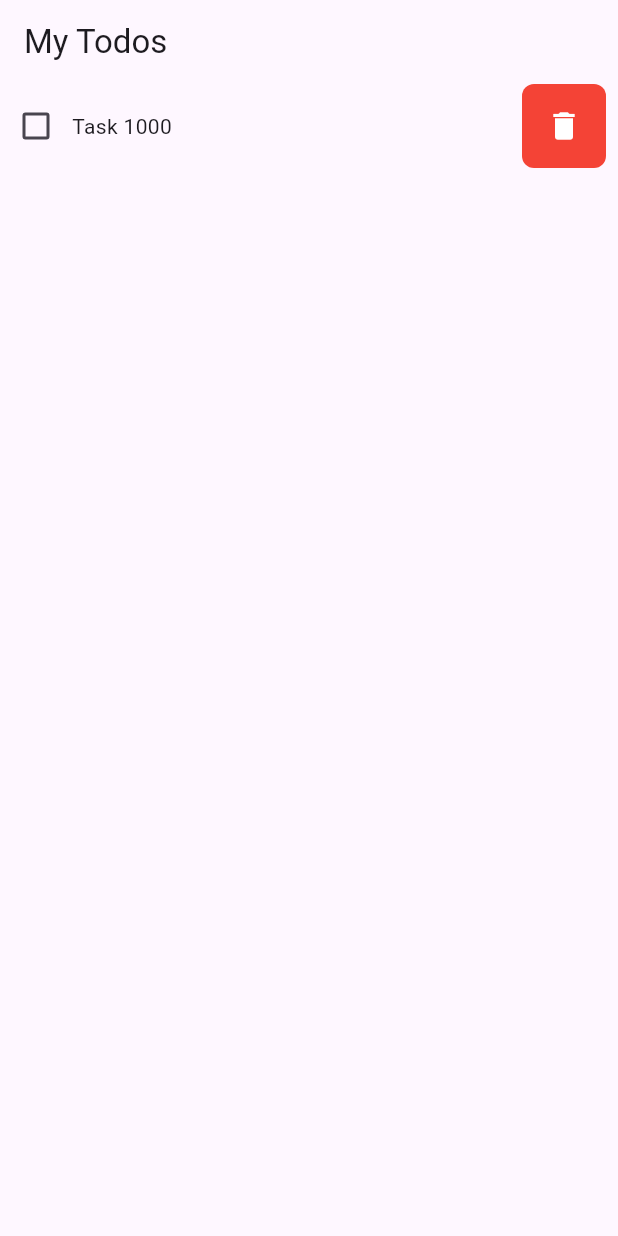
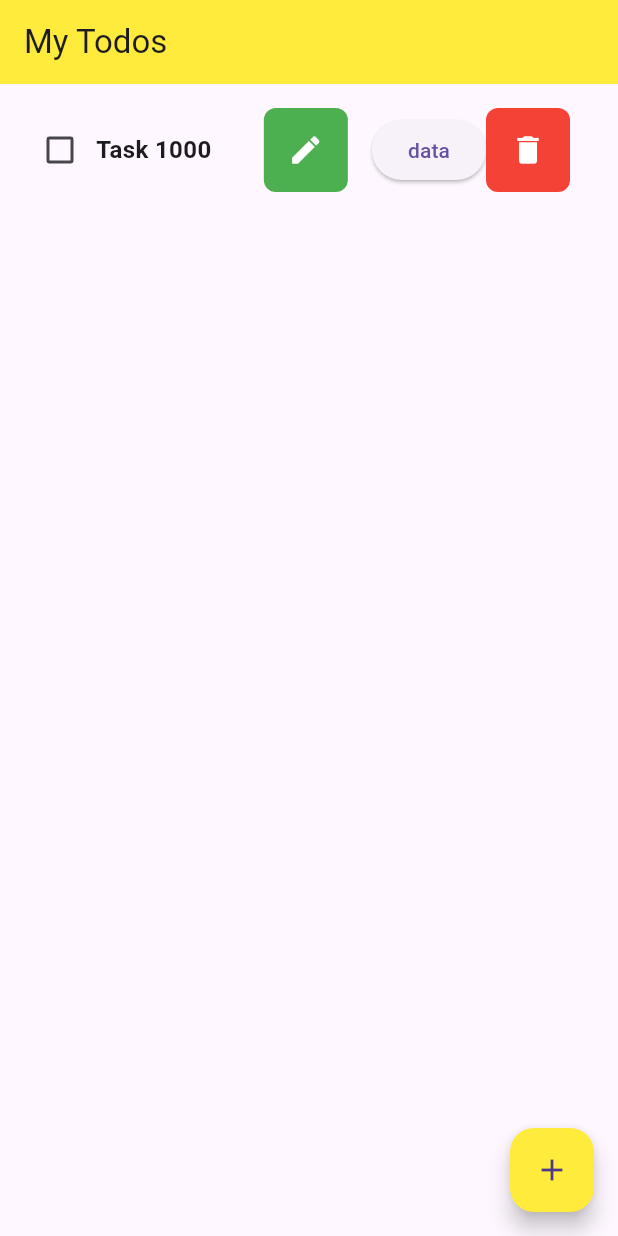
Before and after one commit to manandharsudhir/nccsteaching, a Flutter app: the screen it shows after launch, on a phone screen of 412 x 824 dp. Run offline on Flutter 3.47's test engine with Material 3 defaults, Android fonts, the phone set to English and light mode, and no system bars; our stand-ins replace math_expressions.

```diff
--- a/todoapp/lib/main.dart
+++ b/todoapp/lib/main.dart
@@ -1,4 +1,5 @@
 import 'package:flutter/material.dart';
+import 'package:todoapp/screen/add_todo.dart';
 
 import 'screen/homepage.dart';
 
@@ -12,6 +13,20 @@ class MyApp extends StatelessWidget {
   @override
   Widget build(BuildContext context) {
     return MaterialApp(
+      theme: ThemeData(
+        primaryColor: Colors.yellow,
+        primarySwatch: Colors.yellow,
+        appBarTheme: AppBarTheme(
+          backgroundColor: Colors.yellow,
+        ),
+        floatingActionButtonTheme: FloatingActionButtonThemeData(
+          backgroundColor: Colors.yellow,
+        ),
+      ),
+      routes: {
+        "/home": (context) => Homepage(),
+        "/addTodo": (context) => AddTodoPage(),
+      },
       home: Homepage(),
     );
   }
--- /dev/null
+++ b/todoapp/lib/screen/add_todo.dart
@@ -0,0 +1,21 @@
+import 'package:flutter/material.dart';
+
+class AddTodoPage extends StatelessWidget {
+  const AddTodoPage({super.key});
+
+  @override
+  Widget build(BuildContext context) {
+    return Scaffold(
+      appBar: AppBar(),
+      floatingActionButton: FloatingActionButton(
+        onPressed: () {
+          // Navigator.of(context).pop();
+
+          Navigator.pop(context);
+          //Define what data is to be passed when popping
+          // Navigator.pop<String>(context, "hello");
+        },
+      ),
+    );
+  }
+}
--- a/todoapp/lib/screen/homepage.dart
+++ b/todoapp/lib/screen/homepage.dart
@@ -1,4 +1,5 @@
 import 'package:flutter/material.dart';
+import 'package:todoapp/screen/add_todo.dart';
 
 import '../widget/todoitem_widget.dart';
 
@@ -13,7 +14,24 @@ class Homepage extends StatelessWidget {
       appBar: AppBar(
         title: Text("My Todos"),
       ),
+      floatingActionButton: FloatingActionButton(
+        onPressed: () async {
+          // Navigator.of(context).push(
+          //   MaterialPageRoute(
+          //     builder: (context) {
+          //       return AddTodoPage();
+          //     },
+          //   ),
+          // );
+          final data = await Navigator.pushNamed(context, "/addTodo");
+          print(data);
+        },
+        child: Icon(
+          Icons.add,
+        ),
+      ),
       body: ListView(
+        padding: EdgeInsets.all(16),
         children: [
           TodoItem(
             title: "Task 1000",
--- a/todoapp/lib/widget/todoitem_widget.dart
+++ b/todoapp/lib/widget/todoitem_widget.dart
@@ -23,18 +23,51 @@ class _TodoItemState extends State<TodoItem> {
                   isSelected = value ?? false;
                 });
               }),
-          Expanded(child: Text(widget.title)),
+          Expanded(
+              child: Text(
+            widget.title,
+            style: TextStyle(
+              fontSize: 16,
+              fontWeight: FontWeight.w600,
+            ),
+          )),
           Container(
+            margin: EdgeInsets.only(right: 16),
             decoration: BoxDecoration(
-                color: Colors.red, borderRadius: BorderRadius.circular(8)),
+                color: Colors.green, borderRadius: BorderRadius.circular(8)),
             padding: EdgeInsets.all(16),
             child: Icon(
-              Icons.delete,
+              Icons.edit,
               color: Colors.white,
             ),
           ),
-          SizedBox(
-            width: 8,
+          ElevatedButton(
+            onPressed: () {},
+         style:ButtonStyle(
+
+         ) ,
+            child: Text("data"),
+          ),
+          GestureDetector(
+            onTap: () {
+              showDialog(
+                  context: context,
+                  builder: (context) {
+                    return AlertDialog(
+                      title: Text("data"),
+                    );
+                  });
+            },
+            child: Container(
+              margin: EdgeInsets.only(right: 16),
+              decoration: BoxDecoration(
+                  color: Colors.red, borderRadius: BorderRadius.circular(8)),
+              padding: EdgeInsets.all(16),
+              child: Icon(
+                Icons.delete,
+                color: Colors.white,
+              ),
+            ),
           ),
         ],
       ),
```
